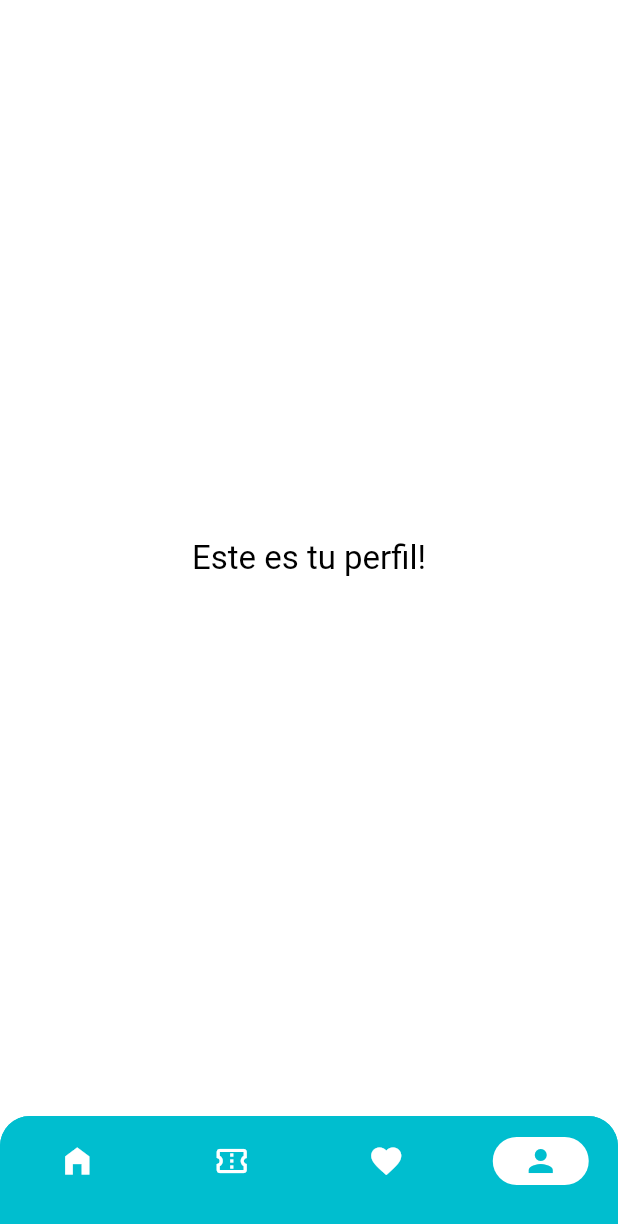
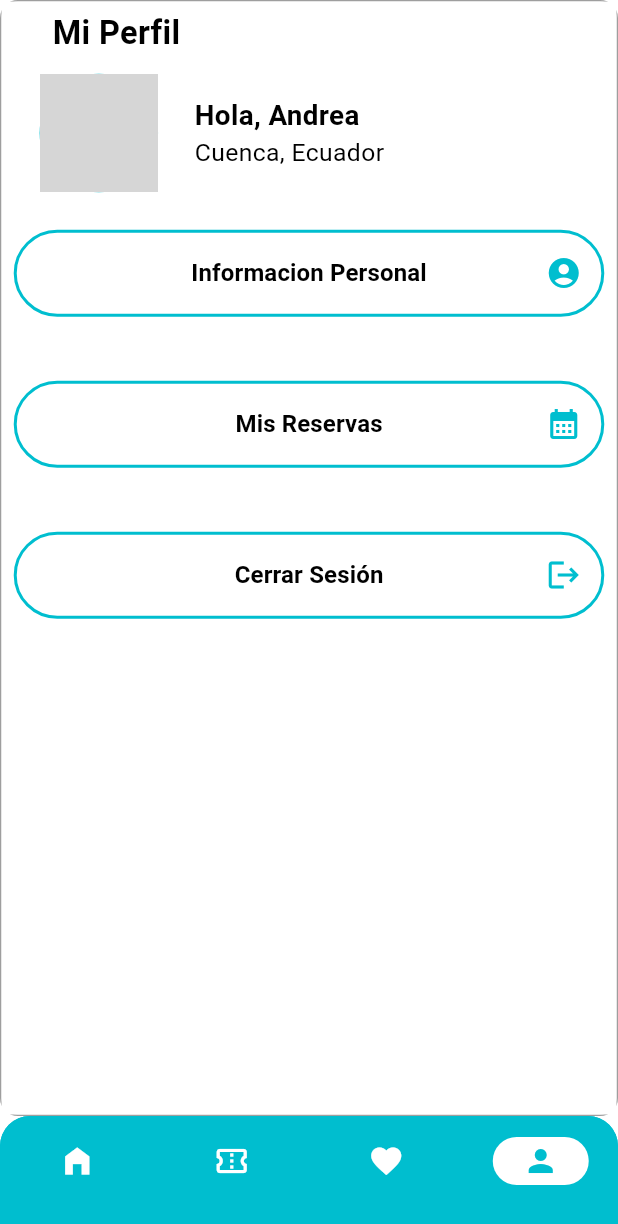
Before and after one commit to Anghy2003/Moon1, a Flutter app: the screen it shows after launch, item 4 of the bottom bar chosen, on a phone screen of 412 x 824 dp. Shown: the top 1224 px of the screen. Run offline on Flutter 3.47's test engine with Material 3 defaults, Android fonts, the light colour scheme and no system bars; our stand-ins replace firebase_core, go_router; accounts and stored records are empty; network calls fail; grey boxes are pictures that could not be loaded.

Commit message:
Menu miPerfil

```diff
--- /dev/null
+++ b/lib/Andres/data/listado_botones_perfil.dart
@@ -0,0 +1,36 @@
+import 'package:flutter/material.dart';
+import 'package:go_router/go_router.dart';
+import 'package:moon_aplication/Andres/widgets/menu_perfil/dialogo_cerrar_sesion.dart';
+
+final List<Map<String, dynamic>> listadoBotonesPerfil = [
+  {
+    'text': 'Informacion Personal',
+    'icon': Icons.account_circle,
+    'onPressed': (BuildContext context) {
+      context.go('/home');
+    },
+  },
+  {
+    'text': 'Mis Reservas',
+    'icon': Icons.calendar_month,
+    'onPressed': (BuildContext context) {
+      context.go('/reservar');
+    },
+  },
+
+
+  {
+    'text': 'Cerrar Sesión',
+    'icon': Icons.logout,
+    'onPressed': (BuildContext context) {
+      dialogoCerrarSesion(context);
+    },
+  },
+
+
+
+
+
+
+
+];
--- a/lib/Andres/screens/menu_hoteles_screen.dart
+++ b/lib/Andres/screens/menu_hoteles_screen.dart
@@ -1,7 +1,7 @@
 import 'package:flutter/material.dart';
 import 'package:moon_aplication/Andres/data/lista_hoteles.dart';
-import 'package:moon_aplication/Andres/widgets/buscar_hoteles.dart';
-import 'package:moon_aplication/Andres/widgets/hotel_seleccionado.dart';
+import 'package:moon_aplication/Andres/widgets/menu_hoteles/buscar_hoteles.dart';
+import 'package:moon_aplication/Andres/widgets/menu_hoteles/hotel_seleccionado.dart';
 
 class MenuHoteles extends StatefulWidget {
   const MenuHoteles({super.key});
--- /dev/null
+++ b/lib/Andres/screens/menu_perfil.dart
@@ -0,0 +1,51 @@
+import 'package:flutter/material.dart';
+import 'package:moon_aplication/shared/app_theme.dart';
+import 'package:moon_aplication/Andres/data/listado_botones_perfil.dart';
+import 'package:moon_aplication/Andres/widgets/menu_perfil/estilo_boton_perfil.dart';
+import 'package:moon_aplication/Andres/widgets/menu_perfil/tarjeta_perfil.dart';
+
+class MenuPerfil extends StatefulWidget {
+  const MenuPerfil({super.key});
+
+  @override
+  State<MenuPerfil> createState() => _MenuPerfilState();
+}
+
+class _MenuPerfilState extends State<MenuPerfil> {
+  @override
+  Widget build(BuildContext context) {
+    final double scaleFactor = AppTheme.scaleFactor(context);
+
+    return Scaffold(
+      appBar: AppBar(toolbarHeight: 0),
+      body: SafeArea(
+        child: Padding(
+          padding: EdgeInsets.all(5.0 * scaleFactor),
+          child: SingleChildScrollView(
+            child: Column(
+              mainAxisSize: MainAxisSize.min,
+              children: [
+                TarjetaPerfil(scaleFactor: scaleFactor),
+                SizedBox(height: 1 * scaleFactor),
+                Flexible( // 🔥 Usa Flexible en lugar de Expanded
+                  fit: FlexFit.loose, // 🔥 Permite ajustar el tamaño sin forzar expansión
+                  child: _buildListaBotones(scaleFactor),
+                ),
+              ],
+            ),
+          ),
+        ),
+      ),
+    );
+  }
+
+  Widget _buildListaBotones(double scaleFactor) {
+    return ListView.separated(
+      shrinkWrap: true, // 🔥 Permite que la lista se ajuste sin expandirse infinitamente
+      physics: NeverScrollableScrollPhysics(), // 🔥 Evita conflictos con SingleChildScrollView
+      itemCount: listadoBotonesPerfil.length,
+      separatorBuilder: (context, index) => SizedBox(height: 22 * scaleFactor),
+      itemBuilder: (context, index) => EstiloBotonPerfil(boton: listadoBotonesPerfil[index]),
+    );
+  }
+}
--- a/lib/Andres/widgets/hotel_seleccionado.dart
+++ b/lib/Andres/widgets/menu_hoteles/hotel_seleccionado.dart
@@ -1,6 +1,6 @@
 import 'package:flutter/material.dart';
 import 'package:moon_aplication/Andrea/screens/hotel-detalles_screen.dart';
-import 'package:moon_aplication/Andres/widgets/tarjeta_hotel.dart';
+import 'package:moon_aplication/Andres/widgets/menu_hoteles/tarjeta_hotel.dart';
 
 class HotelSeleccionado extends StatelessWidget {
   final Map<String, dynamic> hotel;
--- a/lib/Andres/widgets/tarjeta_hotel.dart
+++ b/lib/Andres/widgets/menu_hoteles/tarjeta_hotel.dart
@@ -1,5 +1,6 @@
 import 'package:flutter/material.dart';
-import 'package:moon_aplication/Andres/widgets/imagen_tarjeta.dart';
+import 'package:moon_aplication/Andres/widgets/menu_hoteles/imagen_tarjeta.dart';
+import 'package:moon_aplication/shared/app_theme.dart';
 
 class TarjetaHotel extends StatelessWidget {
   final Map<String, dynamic> hotel;
@@ -9,12 +10,15 @@ class TarjetaHotel extends StatelessWidget {
 
   @override
   Widget build(BuildContext context) {
+    final double scaleFactor = AppTheme.scaleFactor(context);//TAMAñO DE PANTALLA
+
+
     final int starCount = (hotel['rating'] as num).round();
 
     return GestureDetector(
       onTap: onTap,
       child: Card(
-        elevation: 3,
+        elevation: 3 * scaleFactor,
         margin: const EdgeInsets.symmetric(vertical: 10),
         shape: RoundedRectangleBorder(
           borderRadius: BorderRadius.circular(12),
--- /dev/null
+++ b/lib/Andres/widgets/menu_perfil/dialogo_cerrar_sesion.dart
@@ -0,0 +1,38 @@
+import 'package:flutter/material.dart';
+import 'package:go_router/go_router.dart';
+
+void dialogoCerrarSesion(BuildContext context) {
+  showDialog(
+    context: context,
+    barrierDismissible: false, //  Evita que se cierre al tocar fuera del cuadro
+    builder: (BuildContext context) {
+      final theme = Theme.of(context);
+
+      return AlertDialog(
+        shape: RoundedRectangleBorder(
+          borderRadius: BorderRadius.circular(20),
+        ),
+        title: const Text(
+          'Cerrar Sesión',
+          style: TextStyle(fontSize: 20, fontWeight: FontWeight.bold),
+        ),
+        content: const Text('¿Estás seguro de salir de la cuenta de Andrea Illescas?'),
+        actions: [
+          TextButton(
+            onPressed: () {
+              Navigator.pop(context); //  Cierra el dialogo sin cerrar sesion
+            },
+            child: Text('Cancelar', style: TextStyle(color: theme.colorScheme.primary)),
+          ),
+          TextButton(
+            onPressed: () {
+              Navigator.pop(context); //  Cierra el dialogo
+              context.go('/home');
+            },
+            child: const Text('Cerrar', style: TextStyle(color: Colors.red)),
+          ),
+        ],
+      );
+    },
+  );
+}
--- /dev/null
+++ b/lib/Andres/widgets/menu_perfil/estilo_boton_perfil.dart
@@ -0,0 +1,55 @@
+import 'package:flutter/material.dart';
+
+class EstiloBotonPerfil extends StatelessWidget {
+  final Map<String, dynamic> boton;
+
+  const EstiloBotonPerfil({super.key, required this.boton});
+
+  @override
+  Widget build(BuildContext context) {
+    final theme = Theme.of(context);
+
+    return Padding(
+      padding: const EdgeInsets.symmetric(vertical: 10, horizontal: 3),
+      child: OutlinedButton(
+        onPressed: () {
+          if (boton.containsKey('onPressed') && boton['onPressed'] != null) {
+            boton['onPressed']!(context); // 🔥 Pasa el `context` a la función
+          }
+        },
+        style: OutlinedButton.styleFrom(
+          backgroundColor: Colors.white,
+          side: BorderSide(color: theme.colorScheme.primary, width: 2),
+          shape: RoundedRectangleBorder(
+            borderRadius: BorderRadius.circular(30),
+          ),
+          padding: const EdgeInsets.symmetric(horizontal: 15, vertical: 17),
+        ),
+        child: Stack(
+          alignment: Alignment.center,
+          children: [
+            Align(
+              alignment: Alignment.center,
+              child: Text(
+                boton['text'] as String? ?? 'Sin título',
+                style: TextStyle(
+                  fontSize: 16,
+                  fontWeight: FontWeight.bold,
+                  color: Colors.black,
+                ),
+              ),
+            ),
+            Align(
+              alignment: Alignment.centerRight,
+              child: Icon(
+                boton['icon'] as IconData? ?? Icons.error,
+                color: theme.colorScheme.primary,
+                size: 24,
+              ),
+            ),
+          ],
+        ),
+      ),
+    );
+  }
+}
--- /dev/null
+++ b/lib/Andres/widgets/menu_perfil/foto_perfil_circular.dart
@@ -0,0 +1,18 @@
+import 'package:flutter/material.dart';
+
+class FotoPerfilCircular extends StatelessWidget {
+  final String imageUrl;
+
+  const FotoPerfilCircular({super.key, required this.imageUrl});
+
+  @override
+  Widget build(BuildContext context) {
+    return Padding(
+      padding: const EdgeInsets.all(12),
+      child: CircleAvatar(
+        radius: 40,
+        backgroundImage: NetworkImage(imageUrl),
+      ),
+    );
+  }
+}
--- /dev/null
+++ b/lib/Andres/widgets/menu_perfil/tarjeta_perfil.dart
@@ -0,0 +1,73 @@
+import 'package:flutter/material.dart';
+import 'package:moon_aplication/Andres/widgets/menu_perfil/foto_perfil_circular.dart';
+
+class TarjetaPerfil extends StatelessWidget {
+  final double scaleFactor;
+
+  const TarjetaPerfil({super.key, required this.scaleFactor});
+
+  @override
+  Widget build(BuildContext context) {
+    final theme = Theme.of(context);
+
+    return Padding(
+      padding: EdgeInsets.symmetric(horizontal: 8 * scaleFactor),
+      child: Container(
+        height: 132 * scaleFactor,
+        decoration: BoxDecoration(
+          color: theme.colorScheme.surface,
+          borderRadius: BorderRadius.circular(20 * scaleFactor),
+        ),
+        child: Column(
+          crossAxisAlignment: CrossAxisAlignment.start,
+          children: [
+            Padding(
+              padding: EdgeInsets.fromLTRB(20 * scaleFactor, 0, 3 * scaleFactor, 0),
+              child: Text(
+                'Mi Perfil',
+                style: TextStyle(
+                  fontSize: 21 * scaleFactor,
+                  fontWeight: FontWeight.bold,
+                  color: theme.colorScheme.onSurface,
+                ),
+              ),
+            ),
+            Row(
+              children: [
+                SizedBox(
+                  width: 100 * scaleFactor,
+                  height: 100 * scaleFactor,
+                  child: FotoPerfilCircular(
+                    imageUrl: "https://eduv.tecazuay.edu.ec/pluginfile.php/40622/user/icon/academi/f1?rev=594406",
+                  ),
+                ),
+                SizedBox(width: 12 * scaleFactor),
+                Column(
+                  crossAxisAlignment: CrossAxisAlignment.start,
+                  mainAxisAlignment: MainAxisAlignment.center,
+                  children: [
+                    Text(
+                      'Hola, Andrea',
+                      style: TextStyle(
+                        fontSize: 18 * scaleFactor,
+                        fontWeight: FontWeight.bold,
+                        color: theme.colorScheme.onSurface,
+                      ),
+                    ),
+                    Text(
+                      'Cuenca, Ecuador',
+                      style: TextStyle(
+                        fontSize: 16 * scaleFactor,
+                        color: theme.colorScheme.onSurfaceVariant,
+                      ),
+                    ),
+                  ],
+                ),
+              ],
+            ),
+          ],
+        ),
+      ),
+    );
+  }
+}
--- a/lib/home/botones/boton_perfil.dart
+++ b/lib/home/botones/boton_perfil.dart
@@ -1,20 +1,27 @@
 import 'package:flutter/material.dart';
+import 'package:moon_aplication/Andres/screens/menu_perfil.dart'; // 🔥 Importa la pantalla de perfil
 
 class BotonPerfil extends StatelessWidget {
   const BotonPerfil({super.key});
 
   static NavigationDestination icono() => const NavigationDestination(
     selectedIcon: Icon(Icons.person, color: Color(0xFF00BECF)), // Turquesa al seleccionarse
-    icon: Icon(Icons.person_outline, color: Colors.white),         // Blanco por defecto
+    icon: Icon(Icons.person_outline, color: Colors.white),       // Blanco por defecto
     label: '',
   );
 
   @override
   Widget build(BuildContext context) {
     return Center(
-      child: Text(
-        'Este es tu perfil!',
-        style: Theme.of(context).textTheme.titleLarge,
+      child: Container(
+        margin: const EdgeInsets.all(0),
+        padding: const EdgeInsets.all(0),
+        decoration: BoxDecoration(
+          color: Colors.white,
+          borderRadius: BorderRadius.circular(12),
+          border: Border.all(color: Colors.grey),
+        ),
+        child: MenuPerfil(),
       ),
     );
   }
--- a/lib/shared/app_theme.dart
+++ b/lib/shared/app_theme.dart
@@ -21,12 +21,17 @@ class AppTheme {
       ),
     ),
 
-    // Configuración de la barra de navegación (sin iconTheme, ya que está deprecado)
+    // Configuración de la barra de navegación
     navigationBarTheme: NavigationBarThemeData(
-      backgroundColor: primaryColor, // Fondo turquesa
-      indicatorColor: Colors.white, // Indicador blanco
-      surfaceTintColor: Colors.transparent, // Evita alteraciones de color
-      // Se eliminó iconTheme para evitar deprecation.
+      backgroundColor: primaryColor,
+      indicatorColor: Colors.white,
+      surfaceTintColor: Colors.transparent,
     ),
   );
+
+  // 🔥 Método global para calcular el factor de escala basado en el tamaño del dispositivo
+  static double scaleFactor(BuildContext context) {
+    final double screenWidth = MediaQuery.of(context).size.width;
+    return screenWidth / 400; // 400 es una referencia de tamaño base
+  }
 }
```
Also changed, not shown: lib/Andres/widgets/menu_hoteles/buscar_hoteles.dart (renamed from lib/Andres/widgets/buscar_hoteles.dart), lib/Andres/widgets/menu_hoteles/imagen_tarjeta.dart (renamed from lib/Andres/widgets/imagen_tarjeta.dart), lib/home/home_screen.dart (deleted).
